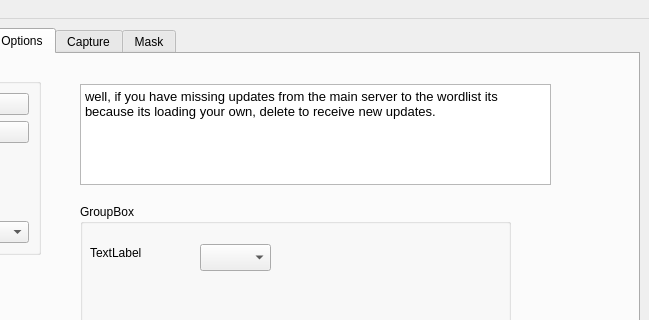
Old version of the form mainwindow.ui in the repository netpipe/RightHand; both pictures show x 151 to 800 and y 0 to 320 of the 800 by 600 pixel window.
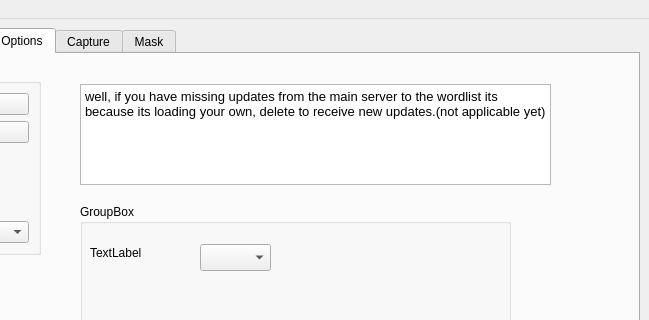
New version of the form. The open tabs and pages were chosen to show the change.

Diff of the .ui file:
```diff
--- a/mainwindow.ui
+++ b/mainwindow.ui
@@ -17,6 +17,9 @@
    <layout class="QGridLayout" name="gridLayout_3">
     <item row="0" column="0">
      <widget class="QTabWidget" name="tabWidget">
+      <property name="enabled">
+       <bool>true</bool>
+      </property>
       <property name="autoFillBackground">
        <bool>false</bool>
       </property>
@@ -2610,13 +2613,10 @@
         </property>
         <property name="html">
          <string>&lt;!DOCTYPE HTML PUBLIC &quot;-//W3C//DTD HTML 4.0//EN&quot; &quot;http://www.w3.org/TR/REC-html40/strict.dtd&quot;&gt;
-&lt;html&gt;&lt;head&gt;&lt;meta name=&quot;qrichtext&quot; content=&quot;1&quot; /&gt;&lt;meta charset=&quot;utf-8&quot; /&gt;&lt;style type=&quot;text/css&quot;&gt;
+&lt;html&gt;&lt;head&gt;&lt;meta name=&quot;qrichtext&quot; content=&quot;1&quot; /&gt;&lt;style type=&quot;text/css&quot;&gt;
 p, li { white-space: pre-wrap; }
-hr { height: 1px; border-width: 0; }
-li.unchecked::marker { content: &quot;\2610&quot;; }
-li.checked::marker { content: &quot;\2612&quot;; }
-&lt;/style&gt;&lt;/head&gt;&lt;body style=&quot; font-family:'Noto Sans'; font-size:10pt; font-weight:400; font-style:normal;&quot;&gt;
-&lt;p style=&quot; margin-top:0px; margin-bottom:0px; margin-left:0px; margin-right:0px; -qt-block-indent:0; text-indent:0px;&quot;&gt;&lt;span style=&quot; font-family:'Sans';&quot;&gt;well, if you have missing updates from the main server to the wordlist its because its loading your own, delete to receive new updates.&lt;/span&gt;&lt;/p&gt;&lt;/body&gt;&lt;/html&gt;</string>
+&lt;/style&gt;&lt;/head&gt;&lt;body style=&quot; font-family:'.AppleSystemUIFont'; font-size:13pt; font-weight:400; font-style:normal;&quot;&gt;
+&lt;p style=&quot; margin-top:0px; margin-bottom:0px; margin-left:0px; margin-right:0px; -qt-block-indent:0; text-indent:0px;&quot;&gt;&lt;span style=&quot; font-family:'Sans'; font-size:10pt;&quot;&gt;well, if you have missing updates from the main server to the wordlist its because its loading your own, delete to receive new updates.(not applicable yet)&lt;/span&gt;&lt;/p&gt;&lt;/body&gt;&lt;/html&gt;</string>
         </property>
        </widget>
        <widget class="QGroupBox" name="groupBox_5">
```
Left out of the diff: 6 changed lines with no effect on the pictures.
